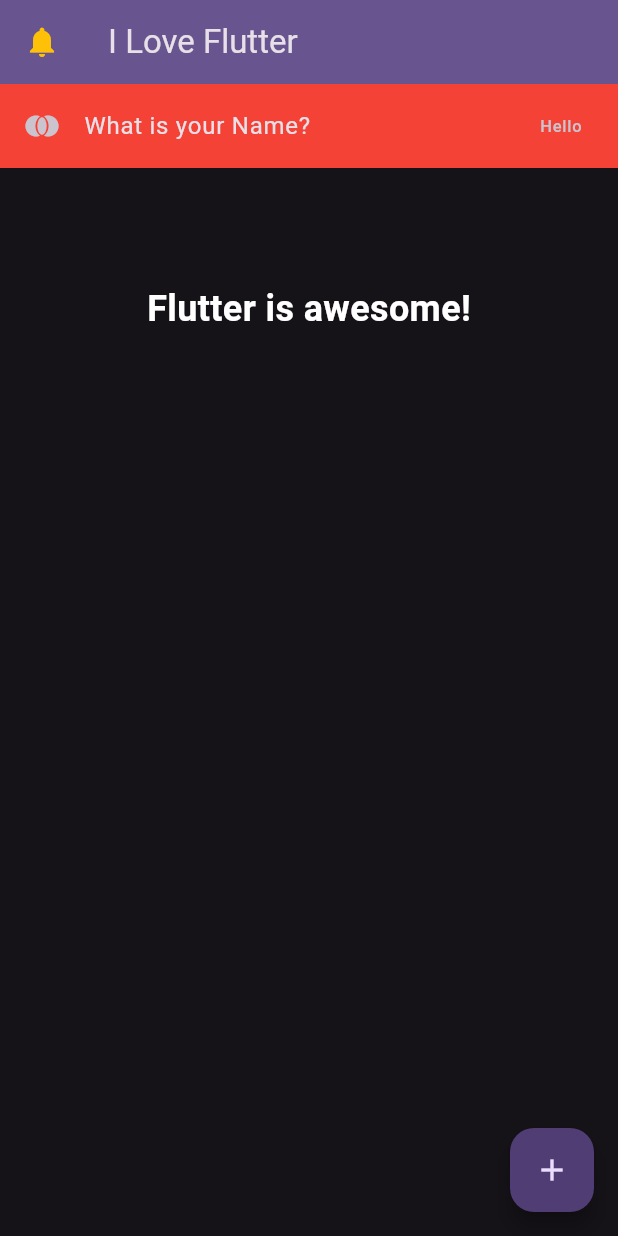
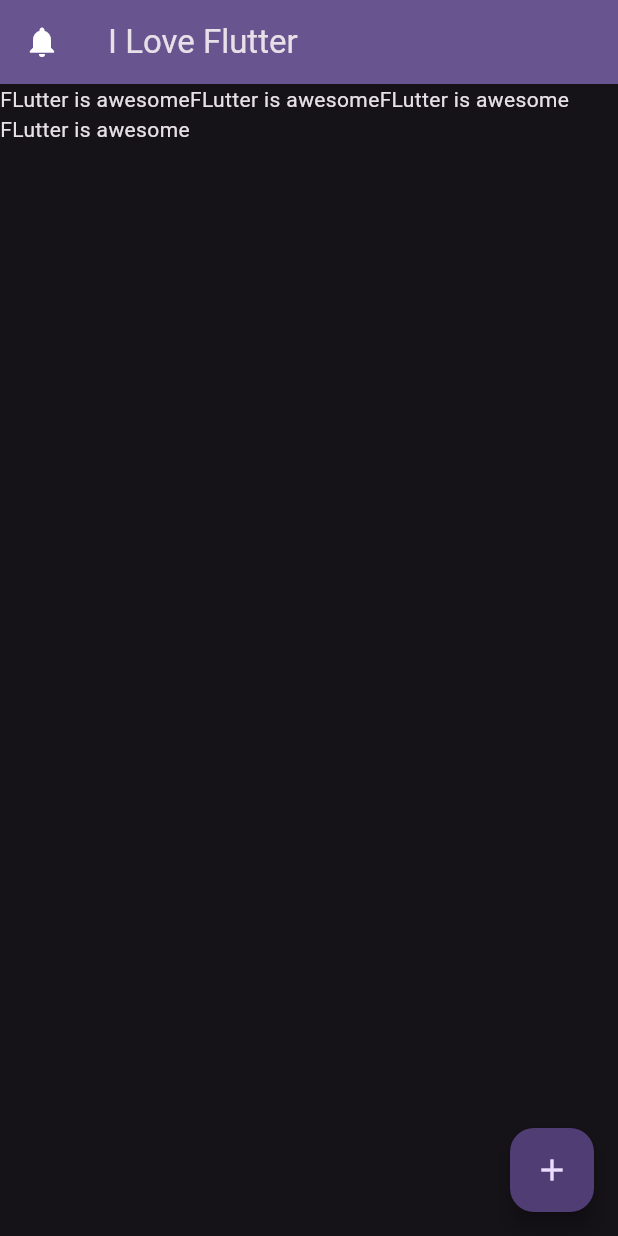
Before and after one commit to JokerHin/Flutter-Learning, a Flutter app: the screen it shows after launch, on a phone screen of 412 x 824 dp. Run offline on Flutter 3.47's test engine with Material 3 defaults, Android fonts, the phone set to English and light mode, and no system bars.

Commit message:
add Wrap

```diff
--- a/lib/main.dart
+++ b/lib/main.dart
@@ -61,35 +61,15 @@ class _MyHomePageState extends State<MyHomePage> {
         backgroundColor: Theme.of(context).colorScheme.inversePrimary,
 
         title: Text(widget.title),
-        leading: Icon(Icons.notifications, color: Colors.amber),
+        leading: Icon(Icons.notifications, color: Colors.white),
       ),
-      body: Container(
-        child: Stack(
-          children: [
-            SizedBox(
-              height: 300,
-              child: Center(
-                child: Text(
-                  'Flutter is awesome!',
-                  style: TextStyle(
-                    fontSize: 24,
-                    fontWeight: FontWeight.bold,
-                    color: Colors.white,
-                  ),
-                ),
-              ),
-            ),
-            ListTile(
-              leading: Icon(Icons.join_full),
-              tileColor: Colors.red,
-              title: Text('What is your Name?'),
-              trailing: Text("Hello"),
-              onTap: () {
-                print("Hello $name");
-              },
-            ),
-          ],
-        ),
+      body: Wrap(
+        children: [
+          Text("FLutter is awesome"),
+          Text("FLutter is awesome"),
+          Text("FLutter is awesome"),
+          Text("FLutter is awesome"),
+        ],
       ),
       floatingActionButton: FloatingActionButton(
         onPressed: _incrementCounter,
```
